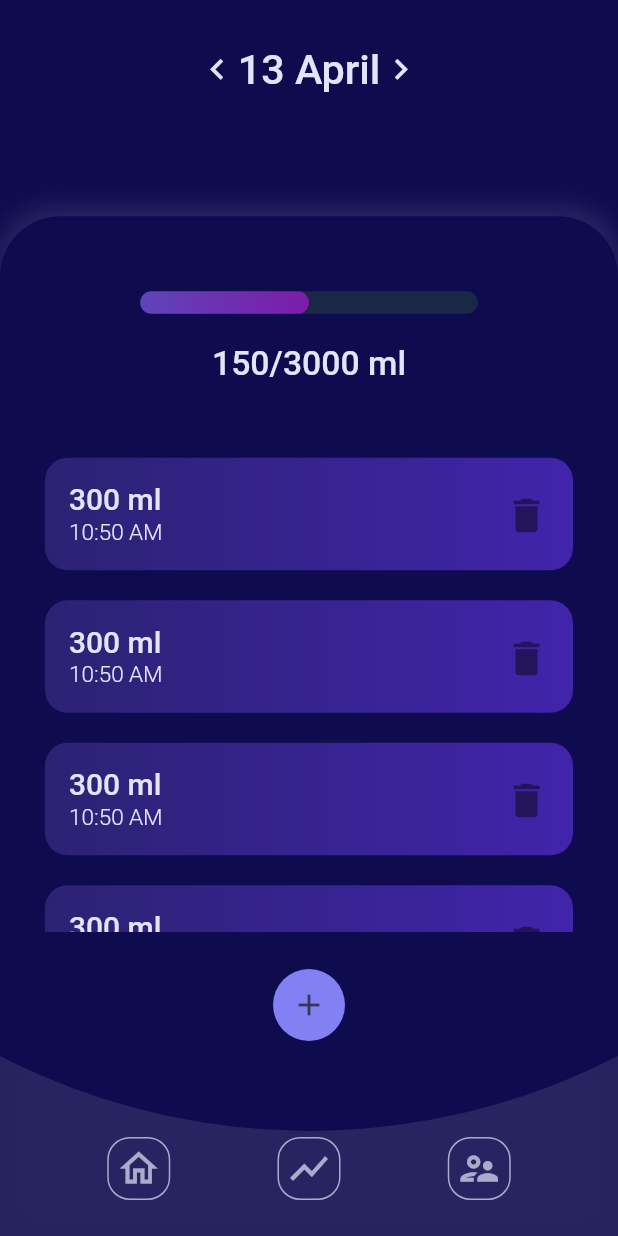
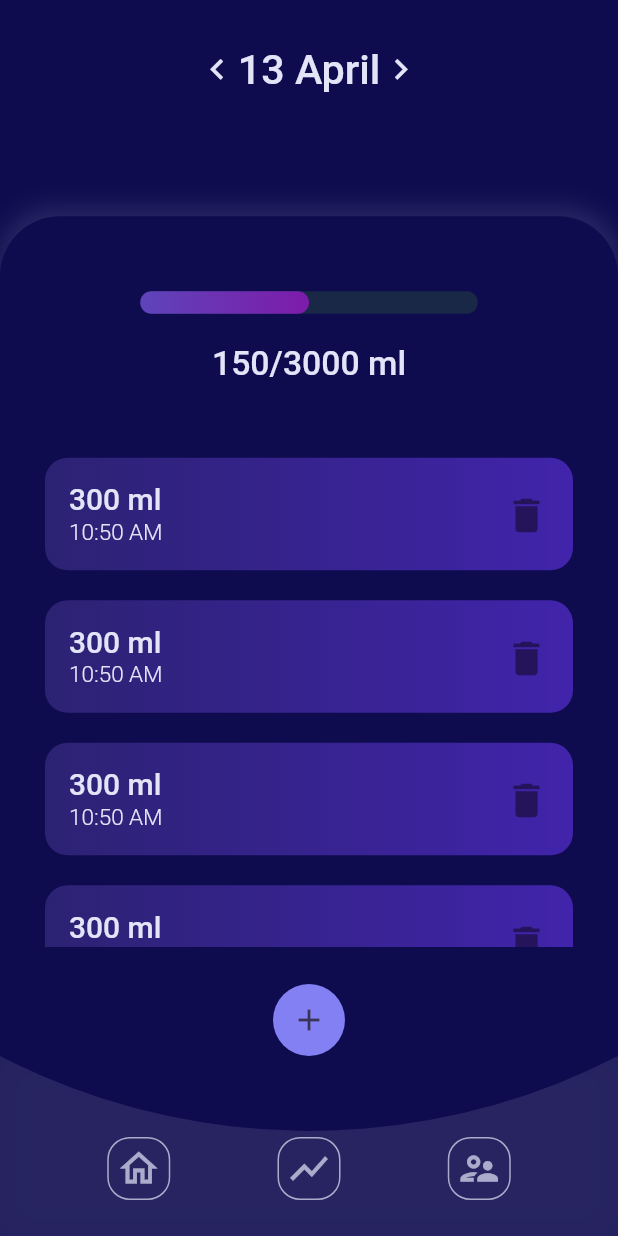
Before and after one commit to nimiology/water_tracker_flutter, a Flutter app: the screen it shows after launch, on a phone screen of 412 x 824 dp. Run offline on Flutter 3.47's test engine with Material 2 defaults, Android fonts, the phone set to English and light mode, and no system bars; our stand-ins replace google_fonts.

Commit message:
home screen

```diff
--- a/lib/widgets/add_water_tracker_widget.dart
+++ b/lib/widgets/add_water_tracker_widget.dart
@@ -6,7 +6,6 @@ class AddWaterTracker extends StatelessWidget {
   @override
   Widget build(BuildContext context) {
     return Container(
-        margin: const EdgeInsets.only(bottom: 10),
         decoration: BoxDecoration(
           color: const Color.fromRGBO(130, 128, 242, 1),
           borderRadius: BorderRadius.circular(25),
```
